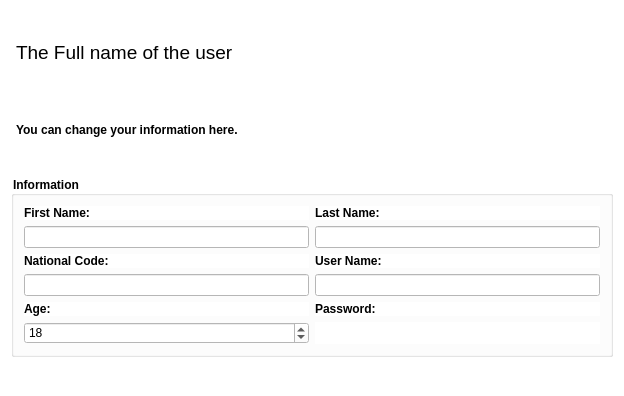
Old version of the form ui/dialogs/useredit.ui in the repository amirmohsen1384/transaction.
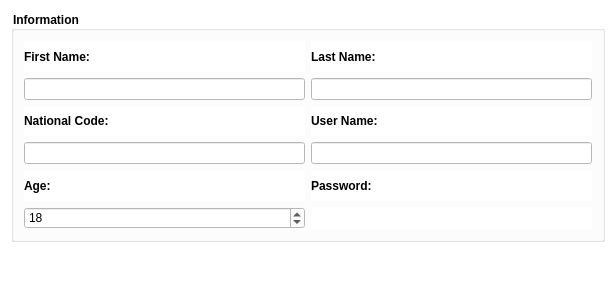
New version of the form. Icons and pictures are not drawn. Custom widgets are drawn as their Qt base class.

What changed in the file:
```diff
--- a/ui/dialogs/useredit.ui
+++ b/ui/dialogs/useredit.ui
@@ -6,8 +6,8 @@
    <rect>
     <x>0</x>
     <y>0</y>
-    <width>624</width>
-    <height>396</height>
+    <width>616</width>
+    <height>281</height>
    </rect>
   </property>
   <property name="windowTitle">
@@ -17,7 +17,7 @@
    <string notr="true">background-color:white</string>
   </property>
   <layout class="QGridLayout" name="mainLayout">
-   <item row="2" column="0">
+   <item row="1" column="0">
     <spacer name="leftSpacer">
      <property name="orientation">
       <enum>Qt::Orientation::Horizontal</enum>
@@ -30,21 +30,8 @@
      </property>
     </spacer>
    </item>
-   <item row="2" column="4">
-    <spacer name="rightSpacer">
-     <property name="orientation">
-      <enum>Qt::Orientation::Horizontal</enum>
-     </property>
-     <property name="sizeHint" stdset="0">
-      <size>
-       <width>40</width>
-       <height>20</height>
-      </size>
-     </property>
-    </spacer>
-   </item>
-   <item row="2" column="3">
-    <widget class="QPushButton" name="cancelButton">
+   <item row="1" column="1" colspan="2">
+    <widget class="QPushButton" name="okButton">
      <property name="toolTip">
       <string>Cancel</string>
      </property>
@@ -67,59 +54,6 @@
     </widget>
    </item>
    <item row="0" column="0" colspan="5">
-    <layout class="QGridLayout" name="titleLayout">
-     <property name="leftMargin">
-      <number>5</number>
-     </property>
-     <property name="topMargin">
-      <number>5</number>
-     </property>
-     <property name="rightMargin">
-      <number>5</number>
-     </property>
-     <property name="bottomMargin">
-      <number>5</number>
-     </property>
-     <item row="0" column="0" colspan="2">
-      <widget class="QLabel" name="title">
-       <property name="sizePolicy">
-        <sizepolicy hsizetype="MinimumExpanding" vsizetype="Preferred">
-         <horstretch>0</horstretch>
-         <verstretch>0</verstretch>
-        </sizepolicy>
-       </property>
-       <property name="font">
-        <font>
-         <pointsize>14</pointsize>
-         <fontweight>ExtraLight</fontweight>
-        </font>
-       </property>
-       <property name="text">
-        <string>The Full name of the user</string>
-       </property>
-      </widget>
-     </item>
-     <item row="1" column="0" colspan="2">
-      <widget class="QLabel" name="description">
-       <property name="sizePolicy">
-        <sizepolicy hsizetype="MinimumExpanding" vsizetype="Preferred">
-         <horstretch>0</horstretch>
-         <verstretch>0</verstretch>
-        </sizepolicy>
-       </property>
-       <property name="font">
-        <font>
-         <bold>true</bold>
-        </font>
-       </property>
-       <property name="text">
-        <string>You can change your information here.</string>
-       </property>
-      </widget>
-     </item>
-    </layout>
-   </item>
-   <item row="1" column="0" colspan="5">
     <widget class="QGroupBox" name="infoGroupBox">
      <property name="font">
       <font>
@@ -250,8 +184,8 @@
      </layout>
     </widget>
    </item>
-   <item row="2" column="1" colspan="2">
-    <widget class="QPushButton" name="okButton">
+   <item row="1" column="3">
+    <widget class="QPushButton" name="cancelButton">
      <property name="toolTip">
       <string>OK</string>
      </property>
@@ -273,6 +207,19 @@
      </property>
     </widget>
    </item>
+   <item row="1" column="4">
+    <spacer name="rightSpacer">
+     <property name="orientation">
+      <enum>Qt::Orientation::Horizontal</enum>
+     </property>
+     <property name="sizeHint" stdset="0">
+      <size>
+       <width>40</width>
+       <height>20</height>
+      </size>
+     </property>
+    </spacer>
+   </item>
   </layout>
  </widget>
  <customwidgets>
```
Left out of the diff: 10 changed lines with no effect on the pictures.
